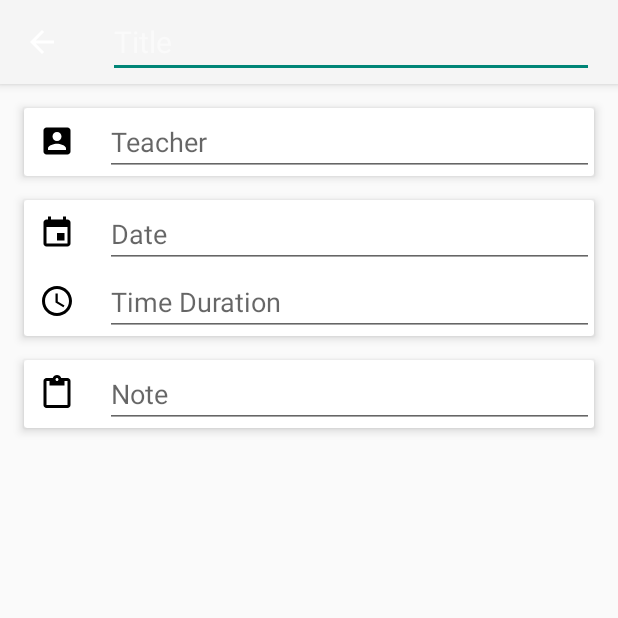
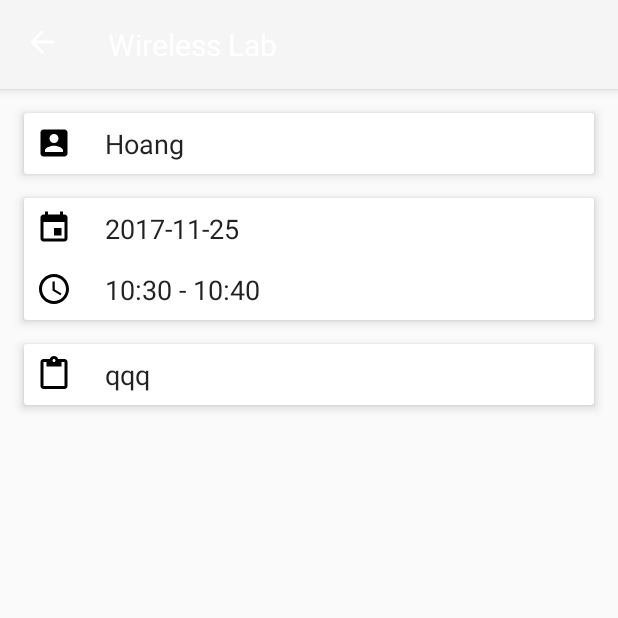
Before and after one commit to BIOTONIC/MySchedule, an Android app: the screen it shows after launch (EditActivity), after a tap on "Wireless Lab", on a phone screen of 412 x 824 dp, the top half of it. Run offline under Robolectric (Android 15) with nearby library versions, the phone set to English and light mode, and no system bars; libraries missing offline, so code that uses them is left out: android.support.v7, com.amulyakhare.textdrawable, com.borax12.materialdaterangepicker, com.githang.statusbar; pictures from the network do not load; 10 statements that could not run were skipped.

Commit message:
Optimize UI on EditActivity

```diff
--- a/app/src/main/java/ca/wlu/hztw/myschedule/data/Event.java
+++ b/app/src/main/java/ca/wlu/hztw/myschedule/data/Event.java
@@ -1,21 +1,76 @@
 package ca.wlu.hztw.myschedule.data;
 
-public class Event {
-    private int sId;
-    private int tId;
+import java.io.Serializable;
+
+public class Event implements Serializable {
+    private String sname;
+    private String tname;
+    private String date;
     private String startTime;
     private String endTime;
     private String title;
+    private String note;
 
-    public Event(int sId, int tId, String startTime, String endTime, String title) {
-        this.sId = sId;
-        this.tId = tId;
+    public Event(String sname, String tname, String date, String startTime, String endTime, String title, String note) {
+        this.sname = sname;
+        this.tname = tname;
+        this.date = date;
         this.startTime = startTime;
         this.endTime = endTime;
         this.title = title;
+        this.note = note;
     }
 
-    public String getTitle(){
+    public String getSname() {
+        return sname;
+    }
+
+    public String getTname() {
+        return tname;
+    }
+
+    public String getDate() {
+        return date;
+    }
+
+    public String getStartTime() {
+        return startTime;
+    }
+
+    public String getEndTime() {
+        return endTime;
+    }
+
+    public String getTimeDuration() {
+        return startTime + " - " + endTime;
+    }
+
+    public String getTitle() {
         return title;
     }
+
+    public String getNote() {
+        return note;
+    }
+
+    public String getDesc() {
+        String sep = " · ";
+        String result = "";
+        if (tname != "") {
+            result += tname;
+        }
+        if (date != "") {
+            result += sep;
+            result += date;
+        }
+        if (startTime != "" && endTime != "") {
+            result += sep;
+            result += getTimeDuration();
+        }
+        if (note != "") {
+            result += sep;
+            result += "Note";
+        }
+        return result;
+    }
 }
--- a/app/src/main/java/ca/wlu/hztw/myschedule/data/EventRepository.java
+++ b/app/src/main/java/ca/wlu/hztw/myschedule/data/EventRepository.java
@@ -6,26 +6,32 @@ public class EventRepository {
     private static EventRepository INSTANCE = null;
     private ArrayList<Event> eventList;
 
-    private EventRepository(){
+    private EventRepository() {
         eventList = new ArrayList<>();
-        eventList.add(new Event(11,21,"2017-11-24 13:00:00","2017-11-24 13:30:00", "!@#$%^*()(*^%$#@#$%^*(*\\\\^%$#!@#$%^*()(*^%$#@#$%^*(*\\\\^%$#@!@#$%^*()(*^%$#@#$%^*(*\\\\^%$#@@"));
-        eventList.add(new Event(12,21,"2017-11-25 09:00:00","2017-11-25 09:15:00", "Android Quiz"));
-        eventList.add(new Event(13,22,"2017-11-25 10:00:00","2017-11-25 10:30:00", "Wireless Lab"));
-        eventList.add(new Event(14,22,"2017-11-26 14:00:00","2017-11-24 15:00:00","Wireless Midterm"));
+        eventList.add(new Event("TW", "David", "2017-11-24", "13:00", "14:00", "!@#$%^*()(*^%$#@#$%^*(*\\\\^%$#!@#$%^*()(*^%$#@#$%^*(*\\\\^%$#@!@#$%^*()(*^%$#@#$%^*(*\\\\^%$#@@", "qdnqonqoqnc"));
+        eventList.add(new Event("ZY", "Song", "2017-11-25", "09:00", "10:00", "Android Quiz", "\n\nlalalala"));
+        eventList.add(new Event("ZH", "Hoang", "2017-11-25", "10:30", "10:40", "Wireless Lab", "qqq"));
+        eventList.add(new Event("LI", "Ilias", "2017-11-26", "11:20", "11:40", "Wireless Midterm", "lalala"));
     }
 
-    public static synchronized EventRepository getInstance(){
-        if(INSTANCE == null){
+    public static synchronized EventRepository getInstance() {
+        if (INSTANCE == null) {
             INSTANCE = new EventRepository();
         }
         return INSTANCE;
     }
 
-    public int getSize(){
+    public int getSize() {
         return eventList.size();
     }
 
-    public String getTitle(int pos){
+    public String getTitle(int pos) {
         return eventList.get(pos).getTitle();
     }
+
+    public String getDesc(int pos){return eventList.get(pos).getDesc();}
+
+    public Event getEvent(int pos) {
+        return eventList.get(pos);
+    }
 }
--- a/app/src/main/java/ca/wlu/hztw/myschedule/edit/EditActivity.java
+++ b/app/src/main/java/ca/wlu/hztw/myschedule/edit/EditActivity.java
@@ -10,6 +10,8 @@ import android.view.View;
 import android.widget.EditText;
 import android.widget.TextView;
 import ca.wlu.hztw.myschedule.R;
+import ca.wlu.hztw.myschedule.data.Event;
+import ca.wlu.hztw.myschedule.main.MainActivity;
 import ca.wlu.hztw.myschedule.util.ColorManager;
 import com.borax12.materialdaterangepicker.date.DatePickerDialog;
 import com.borax12.materialdaterangepicker.time.RadialPickerLayout;
@@ -36,8 +38,20 @@ public class EditActivity extends AppCompatActivity implements
         setSupportActionBar(toolbar);
         getSupportActionBar().setDisplayHomeAsUpEnabled(true);
 
+        EditText editTitle = (EditText) findViewById(R.id.edit_title);
+        EditText editTname = (EditText) findViewById(R.id.edit_tname);
         editDate = (EditText) findViewById(R.id.edit_date);
         editTime = (EditText) findViewById(R.id.edit_time);
+        EditText editNote = (EditText) findViewById(R.id.edit_note);
+
+        Event event = (Event) getIntent().getSerializableExtra(MainActivity.EDIT_PARAM);
+        if (event != null) {
+            editTitle.setText(event.getTitle());
+            editTname.setText(event.getTname());
+            editDate.setText(event.getDate());
+            editTime.setText(event.getTimeDuration());
+            editNote.setText(event.getNote());
+        }
 
         editDate.setOnClickListener(new View.OnClickListener() {
             @Override
--- a/app/src/main/java/ca/wlu/hztw/myschedule/main/MainActivity.java
+++ b/app/src/main/java/ca/wlu/hztw/myschedule/main/MainActivity.java
@@ -28,7 +28,8 @@ public class MainActivity extends AppCompatActivity
     private MainPresenter presenter;
     private MainListFragment listFragment;
 
-    public final static int EDIT_EVENT = 215;
+    public final static int EDIT_ACTIVITY = 215;
+    public final static String EDIT_PARAM = "edit_param";
 
     @Override
     protected void onCreate(Bundle savedInstanceState) {
@@ -89,7 +90,7 @@ public class MainActivity extends AppCompatActivity
 
     @Override
     protected void onActivityResult(int requestCode, int resultCode, Intent data) {
-        if (requestCode == EDIT_EVENT) {
+        if (requestCode == EDIT_ACTIVITY) {
             switch (resultCode) {
                 case RESULT_OK:
 
--- a/app/src/main/java/ca/wlu/hztw/myschedule/main/MainListFragment.java
+++ b/app/src/main/java/ca/wlu/hztw/myschedule/main/MainListFragment.java
@@ -80,10 +80,9 @@ public class MainListFragment extends Fragment implements MainContract.ItemClick
     // when item of recycler view is clicked
     @Override
     public void onItemClick(View view, int position) {
-        getActivity().startActivityForResult(new Intent(getActivity(), EditActivity.class), MainActivity.EDIT_EVENT);
-//        MainEventFragment eventFragment = MainEventFragment.newInstance((Serializable) presenter, position);
-//        getActivity().getSupportFragmentManager().beginTransaction()
-//                .replace(R.id.fragment_container, eventFragment).addToBackStack(null).commit();
+        Intent intent = new Intent(getActivity(), EditActivity.class);
+        intent.putExtra(MainActivity.EDIT_PARAM, presenter.getEvent(position));
+        getActivity().startActivityForResult(intent, MainActivity.EDIT_ACTIVITY);
     }
 
     @Override
--- a/app/src/main/java/ca/wlu/hztw/myschedule/main/MainPresenter.java
+++ b/app/src/main/java/ca/wlu/hztw/myschedule/main/MainPresenter.java
@@ -1,6 +1,7 @@
 package ca.wlu.hztw.myschedule.main;
 
 import android.view.View;
+import ca.wlu.hztw.myschedule.data.Event;
 import ca.wlu.hztw.myschedule.data.EventRepository;
 
 import java.io.Serializable;
@@ -14,7 +15,8 @@ public class MainPresenter implements Serializable {
     }
 
     public void onBindListViewHolder(MainRecyclerAdapter.ViewHolder holder, int position) {
-        holder.setTitle(repository.getTitle(position));
+        holder.setEventTitle(repository.getTitle(position));
+        holder.setEventDesc(repository.getDesc(position));
     }
 
     public int getListItemCount() {
@@ -28,4 +30,8 @@ public class MainPresenter implements Serializable {
     public boolean dropEvent(View view, int pos) {
         return false;
     }
+
+    public Event getEvent(int pos){
+        return repository.getEvent(pos);
+    }
 }
--- a/app/src/main/java/ca/wlu/hztw/myschedule/main/MainRecyclerAdapter.java
+++ b/app/src/main/java/ca/wlu/hztw/myschedule/main/MainRecyclerAdapter.java
@@ -14,7 +14,7 @@ public class MainRecyclerAdapter extends RecyclerView.Adapter<MainRecyclerAdapte
     private final MainPresenter presenter;
     private final MainContract.ItemClickListener listener;
 
-    public MainRecyclerAdapter(MainPresenter presenter, MainContract.ItemClickListener listener){
+    public MainRecyclerAdapter(MainPresenter presenter, MainContract.ItemClickListener listener) {
         this.presenter = presenter;
         this.listener = listener;
     }
@@ -39,14 +39,16 @@ public class MainRecyclerAdapter extends RecyclerView.Adapter<MainRecyclerAdapte
     public class ViewHolder extends RecyclerView.ViewHolder implements View.OnClickListener {
         private final CardView cardView;
         private final TextView eventTitle;
+        private final TextView eventDesc;
         private final Button doneBtn;
         private final Button dropBtn;
 
-        public ViewHolder(View itemView){
+        public ViewHolder(View itemView) {
             super(itemView);
 
             cardView = itemView.findViewById(R.id.event_card);
             eventTitle = itemView.findViewById(R.id.event_title);
+            eventDesc = itemView.findViewById(R.id.event_desc);
             doneBtn = itemView.findViewById(R.id.done_btn);
             dropBtn = itemView.findViewById(R.id.drop_btn);
 
@@ -55,25 +57,29 @@ public class MainRecyclerAdapter extends RecyclerView.Adapter<MainRecyclerAdapte
             dropBtn.setOnClickListener(this);
         }
 
-        public void setTitle(String title){
+        public void setEventTitle(String title) {
             eventTitle.setText(title);
         }
 
+        public void setEventDesc(String desc) {
+            eventDesc.setText(desc);
+        }
+
         @Override
-        public void onClick(View v){
-            switch(v.getId()){
+        public void onClick(View v) {
+            switch (v.getId()) {
                 case R.id.event_card:
-                    listener.onItemClick(v,getLayoutPosition());
+                    listener.onItemClick(v, getLayoutPosition());
                     break;
                 case R.id.done_btn:
                     int pos = getLayoutPosition();
-                    if(presenter.doneEvent(v,pos)){
+                    if (presenter.doneEvent(v, pos)) {
                         notifyItemRemoved(pos);
                     }
                     break;
                 case R.id.drop_btn:
                     pos = getLayoutPosition();
-                    if(presenter.dropEvent(v, pos)){
+                    if (presenter.dropEvent(v, pos)) {
                         notifyItemRemoved(pos);
                     }
                     break;
--- a/app/src/main/res/layout/activity_edit.xml
+++ b/app/src/main/res/layout/activity_edit.xml
@@ -24,9 +24,12 @@
                     android:id="@+id/edit_title"
                     android:layout_width="match_parent"
                     android:layout_height="wrap_content"
+                    android:layout_marginTop="16dp"
+                    android:layout_marginBottom="16dp"
                     android:layout_marginEnd="16dp"
                     android:maxLines="4"
                     android:textSize="20sp"
+                    android:background="@null"
                     android:hint="Title"/>
         </android.support.v7.widget.Toolbar>
 
@@ -50,16 +53,20 @@
                     android:orientation="horizontal">
                 <ImageView
                         android:src="@drawable/ic_account_box_black_24px"
-                        android:layout_marginTop="10dp"
-                        android:layout_marginStart="10dp"
+                        android:layout_marginTop="8dp"
+                        android:layout_marginStart="8dp"
                         android:layout_width="wrap_content"
                         android:layout_height="wrap_content"/>
                 <EditText
                         android:id="@+id/edit_tname"
-                        android:layout_marginStart="20dp"
+                        android:layout_marginTop="8dp"
+                        android:layout_marginBottom="8dp"
+                        android:layout_marginEnd="16dp"
+                        android:layout_marginStart="22dp"
                         android:layout_width="match_parent"
                         android:layout_height="wrap_content"
                         android:layout_weight="1"
+                        android:background="@null"
                         android:hint="Teacher"/>
             </LinearLayout>
         </android.support.v7.widget.CardView>
@@ -81,18 +88,21 @@
                         android:orientation="horizontal">
                     <ImageView
                             android:src="@drawable/ic_insert_invitation_black_24px"
-                            android:layout_marginTop="10dp"
-                            android:layout_marginStart="10dp"
+                            android:layout_marginTop="8dp"
+                            android:layout_marginStart="8dp"
                             android:layout_width="wrap_content"
                             android:layout_height="wrap_content"/>
                     <EditText
                             android:id="@+id/edit_date"
-                            android:layout_marginStart="20dp"
+                            android:layout_marginTop="8dp"
+                            android:layout_marginBottom="8dp"
+                            android:layout_marginEnd="16dp"
+                            android:layout_marginStart="22dp"
                             android:layout_width="match_parent"
                             android:layout_height="wrap_content"
                             android:layout_weight="1"
-                            android:inputType="date"
-                            android:ems="10"
+                            android:focusable="false"
+                            android:background="@null"
                             android:hint="Date"/>
 
                 </LinearLayout>
@@ -103,17 +113,21 @@
 
                     <ImageView
                             android:src="@drawable/ic_schedule_black_24px"
-                            android:layout_marginTop="10dp"
-                            android:layout_marginStart="10dp"
+                            android:layout_marginTop="8dp"
+                            android:layout_marginStart="8dp"
                             android:layout_width="wrap_content"
                             android:layout_height="wrap_content"/>
                     <EditText
                             android:id="@+id/edit_time"
-                            android:layout_marginStart="20dp"
+                            android:layout_marginTop="8dp"
+                            android:layout_marginBottom="8dp"
+                            android:layout_marginEnd="16dp"
+                            android:layout_marginStart="22dp"
                             android:layout_width="match_parent"
                             android:layout_height="wrap_content"
                             android:layout_weight="1"
-                            android:inputType="datetime"
+                            android:focusable="false"
+                            android:background="@null"
                             android:hint="Time Duration"/>
                 </LinearLayout>
 
@@ -134,23 +148,24 @@
                     android:orientation="horizontal">
                 <ImageView
                         android:src="@drawable/ic_content_paste_black_24px"
-                        android:layout_marginTop="10dp"
-                        android:layout_marginStart="10dp"
+                        android:layout_marginTop="8dp"
+                        android:layout_marginStart="8dp"
                         android:layout_width="wrap_content"
                         android:layout_height="wrap_content"/>
                 <EditText
                         android:id="@+id/edit_note"
-                        android:layout_marginStart="20dp"
+                        android:layout_marginTop="8dp"
+                        android:layout_marginBottom="8dp"
+                        android:layout_marginEnd="16dp"
+                        android:layout_marginStart="22dp"
                         android:layout_width="match_parent"
                         android:layout_height="wrap_content"
                         android:layout_weight="1"
                         android:hint="Note"
                         android:maxLines="8"
-                        android:scrollbars="vertical"
-                />
+                        android:background="@null"
+                        android:scrollbars="vertical"/>
             </LinearLayout>
         </android.support.v7.widget.CardView>
-
-
     </LinearLayout>
 </LinearLayout>
```
